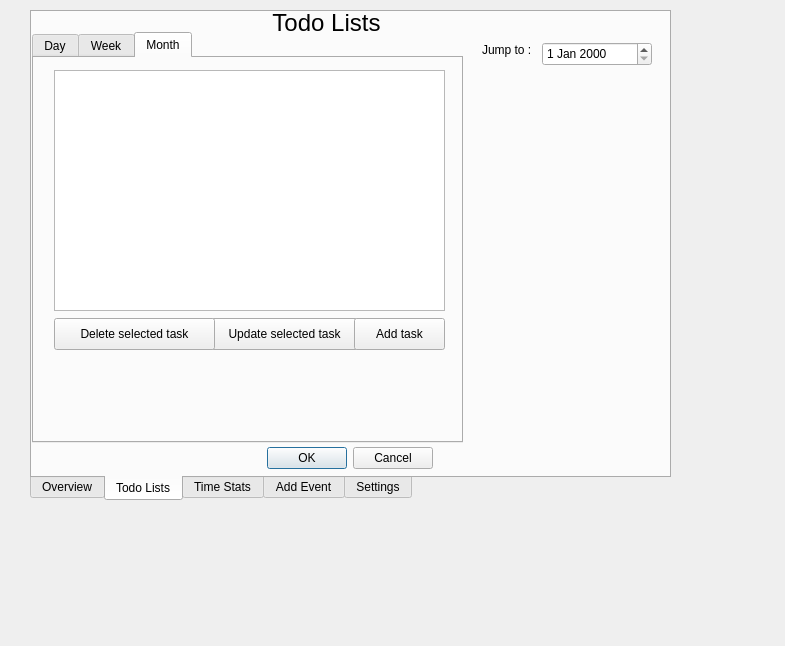
The window that Calendar/mainwindowtabbed.ui (oscarl1127/CSUSM_CS441_Project) describes before a commit, drawn with Qt 5.
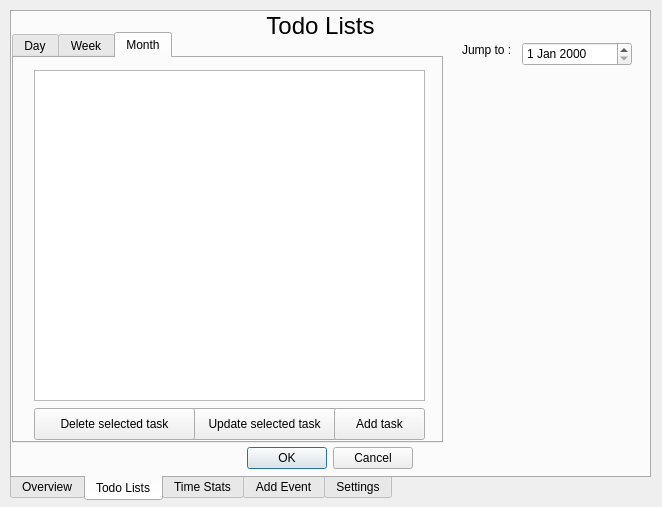
The same window after the commit. The open tabs and pages were chosen to show the change.

Patch:
```diff
--- a/Calendar/mainwindowtabbed.ui
+++ b/Calendar/mainwindowtabbed.ui
@@ -6,8 +6,8 @@
    <rect>
     <x>0</x>
     <y>0</y>
-    <width>785</width>
-    <height>646</height>
+    <width>662</width>
+    <height>507</height>
    </rect>
   </property>
   <property name="windowTitle">
@@ -16,7 +16,7 @@
   <widget class="QTabWidget" name="tabWidget">
    <property name="geometry">
     <rect>
-     <x>30</x>
+     <x>10</x>
      <y>10</y>
      <width>641</width>
      <height>491</height>
@@ -80,8 +80,8 @@
     <widget class="QLabel" name="label_27">
      <property name="geometry">
       <rect>
-       <x>76</x>
-       <y>-3</y>
+       <x>90</x>
+       <y>0</y>
        <width>437</width>
        <height>22</height>
       </rect>
@@ -218,7 +218,7 @@
        <property name="geometry">
         <rect>
          <x>170</x>
-         <y>260</y>
+         <y>350</y>
          <width>161</width>
          <height>32</height>
         </rect>
@@ -233,7 +233,7 @@
          <x>20</x>
          <y>12</y>
          <width>391</width>
-         <height>241</height>
+         <height>331</height>
         </rect>
        </property>
       </widget>
@@ -241,7 +241,7 @@
        <property name="geometry">
         <rect>
          <x>320</x>
-         <y>260</y>
+         <y>350</y>
          <width>91</width>
          <height>32</height>
         </rect>
@@ -254,7 +254,7 @@
        <property name="geometry">
         <rect>
          <x>20</x>
-         <y>260</y>
+         <y>350</y>
          <width>161</width>
          <height>32</height>
         </rect>
```
Left out of the diff: 124 changed lines with no effect on the pictures.
